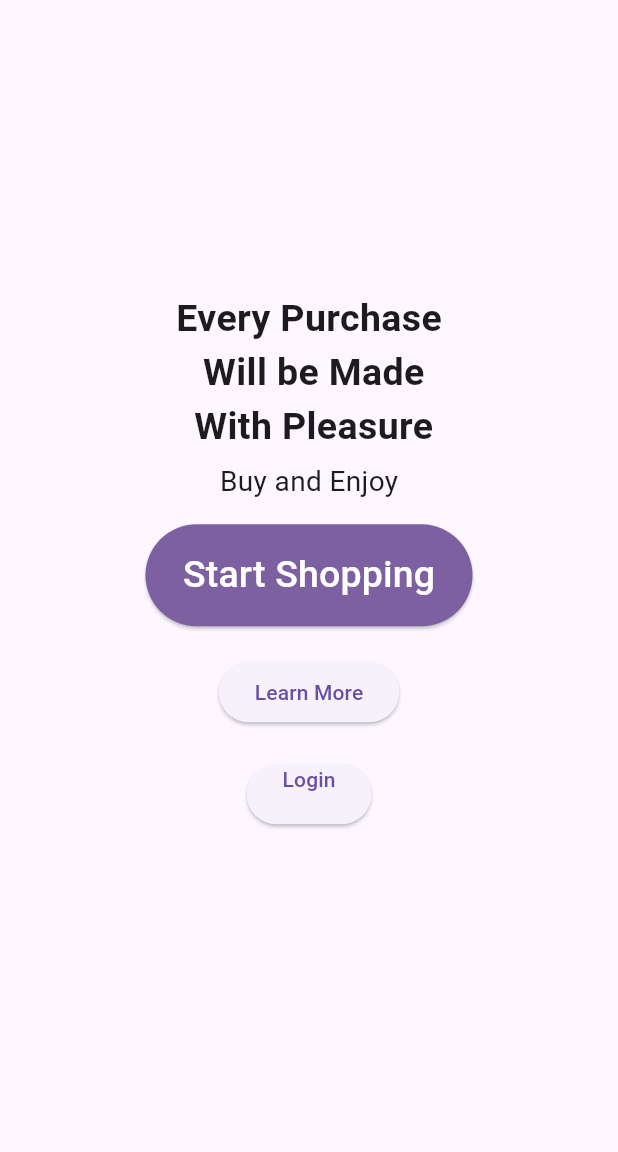
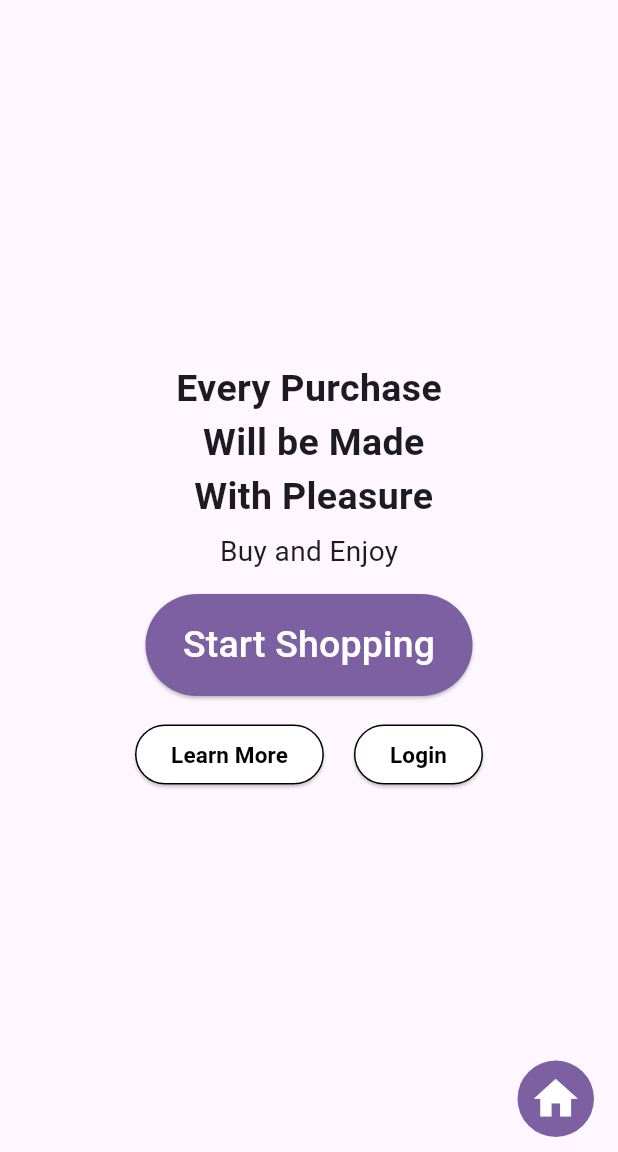
Before and after one commit to GuilhermeAlmeida2/Primeiro-App-, a Flutter app: the screen it shows after launch, on a phone screen of 412 x 824 dp, the part 84-1236 px from its top. Run offline on Flutter 3.47's test engine with Material 3 defaults, Android fonts, the phone set to English and light mode, and no system bars.

Commit message:
Implementação: Alteração da cor dos botões.

```diff
--- a/lib/feitoEmAula.dart
+++ b/lib/feitoEmAula.dart
@@ -1,5 +1,4 @@
 import 'package:flutter/material.dart';
-import 'package:flutter/widgets.dart';
 
 main() {
   runApp(PrimeiroApp());
--- a/lib/main.dart
+++ b/lib/main.dart
@@ -1,7 +1,4 @@
-import 'package:flutter/cupertino.dart';
 import 'package:flutter/material.dart';
-import 'package:flutter/rendering.dart';
-import 'package:flutter/widgets.dart';
 
 main() {
   runApp(SegundoApp());
@@ -18,7 +15,7 @@ class SegundoApp extends StatelessWidget {
 }
 
 class TelaInicio extends StatelessWidget {
-  const TelaInicio({super.key});
+  const TelaInicio({Key? key});
 
   @override
   Widget build(BuildContext context) {
@@ -26,12 +23,14 @@ class TelaInicio extends StatelessWidget {
       appBar: AppBar(
         title: const Text("Home Page",
             style: TextStyle(color: Colors.white, fontSize: 28)),
-        backgroundColor: Color(0xFF7D60A1),
+        backgroundColor: const Color(0xFF7D60A1),
       ),
-      body: Column(
+      body: Stack(
+        children: [
+          Column(
             mainAxisAlignment: MainAxisAlignment.center,
             children: [
-          const Row(
+              Row(
                 mainAxisAlignment: MainAxisAlignment.center,
                 children: [
                   Column(
@@ -39,8 +38,8 @@ class TelaInicio extends StatelessWidget {
                     children: [
                       Text("Every Purchase\n Will be Made\n With Pleasure",
                           textAlign: TextAlign.center,
-                      style:
-                          TextStyle(fontSize: 25, fontWeight: FontWeight.bold)),
+                          style: TextStyle(
+                              fontSize: 25, fontWeight: FontWeight.bold)),
                       SizedBox(height: 5),
                       Text("Buy and Enjoy",
                           style: TextStyle(fontSize: 18.69),
@@ -49,11 +48,11 @@ class TelaInicio extends StatelessWidget {
                   ),
                 ],
               ),
-          Column(
-            // crossAxisAlignment: CrossAxisAlignment.center,
+              Row(
+                mainAxisAlignment: MainAxisAlignment.center,
                 children: [
                   Padding(
-                padding: EdgeInsets.only(top: 15),
+                    padding: const EdgeInsets.only(top: 15, bottom: 15),
 
                     // Button 1
                     child: ElevatedButton(
@@ -64,11 +63,7 @@ class TelaInicio extends StatelessWidget {
                           backgroundColor: const Color(0xFF7D60A1),
                           alignment: Alignment.center,
                           padding: const EdgeInsets.only(
-                        top: 16,
-                        left: 25,
-                        bottom: 16,
-                        right: 25,
-                      )),
+                              top: 16, left: 25, bottom: 16, right: 25)),
                       child: const Text(
                         "Start Shopping",
                         style: TextStyle(color: Colors.white, fontSize: 25),
@@ -76,49 +71,72 @@ class TelaInicio extends StatelessWidget {
                     ),
                   ),
                   const Padding(
-                /* Bottom de butoon */
                     padding: EdgeInsets.only(bottom: 20),
                   ),
-
+                ],
+              ),
+              Row(
+                mainAxisAlignment: MainAxisAlignment.center,
+                children: [
                   // Button 2
                   ElevatedButton(
                     onPressed: () {
-                  print("Learn More");
+                      print("Ir para Learn More");
                     },
                     style: ElevatedButton.styleFrom(
-                  alignment: Alignment.centerLeft,
-
-                ),
+                        backgroundColor: Colors.white,
+                        side: BorderSide(color: Colors.black),
+                        alignment: Alignment.centerLeft),
                     child: const Text(
                       "Learn More",
+                      style: TextStyle(
+                          color: Colors.black,
+                          fontSize: 15,
+                          fontWeight: FontWeight.bold),
                     ),
                   ),
                   const Padding(
-                /* Bottom de butoon */
-                padding: EdgeInsets.only(bottom: 20),
+                    padding: EdgeInsets.only(left: 20),
                   ),
 
                   // Button 3
                   ElevatedButton(
                     onPressed: () {
-                  print("Login");
+                      print("Ir para Login");
                     },
                     style: ElevatedButton.styleFrom(
-                  alignment: Alignment.topRight,
-                ),
+                        backgroundColor: Colors.white,
+                        side: BorderSide(color: Colors.black),
+                        alignment: Alignment.centerRight),
                     child: const Text(
                       "Login",
+                      style: TextStyle(
+                          color: Colors.black,
+                          fontSize: 15,
+                          fontWeight: FontWeight.bold),
                     ),
-              ),
-              const Padding(
-                /* Bottom de butoon */
-                padding: EdgeInsets.only(bottom: 20),
                   ),
                 ],
               ),
-          //top
-
-          // Buttom 2
+            ],
+          ),
+          Positioned(
+            bottom: 10.0,
+            right: 16.0,
+            child: Container(
+              decoration: BoxDecoration(
+                shape: BoxShape.circle,
+                color: const Color(0xFF7D60A1),
+              ),
+              child: IconButton(
+                onPressed: () {
+                  print("Voltar para o Home Page");
+                },
+                icon: Icon(Icons.home, color: Colors.white),
+                iconSize: 35,
+              ),
+            ),
+          ),
         ],
       ),
     );
```
Also changed, not shown: 1 other file. Lines whose indentation alone changed are shown as unchanged.
